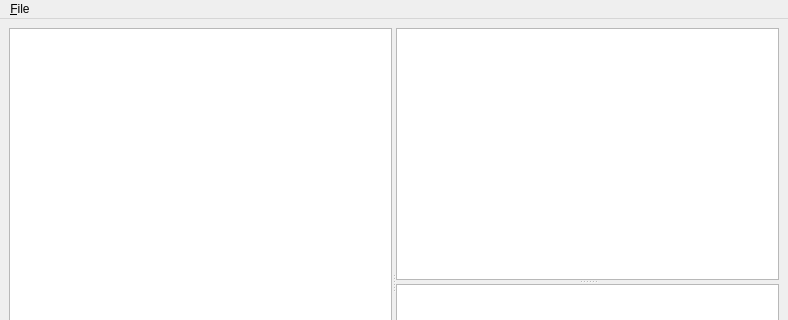
Old version of the form src/ui/main.ui in the repository wintergalt/canilla; both pictures show x 0 to 788 and y 0 to 320 of the 788 by 566 pixel window.
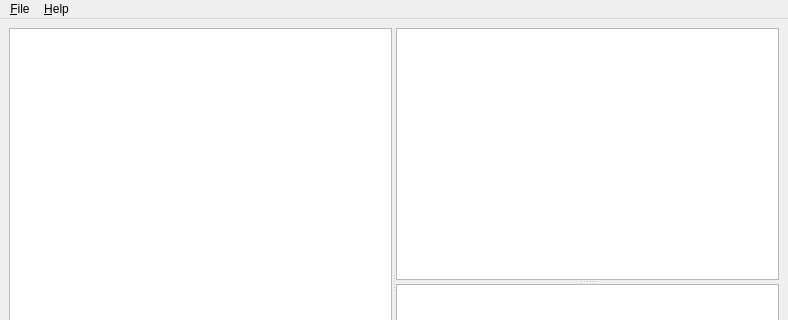
New version of the form.

Commit message: Expanded menu

Diff of the .ui file:
```diff
--- a/src/ui/main.ui
+++ b/src/ui/main.ui
@@ -53,7 +53,16 @@
     </property>
     <addaction name="actionE_xit"/>
    </widget>
+   <widget class="QMenu" name="menu_Help">
+    <property name="title">
+     <string>&amp;Help</string>
+    </property>
+    <addaction name="actionHelp"/>
+    <addaction name="separator"/>
+    <addaction name="actionAbout_canilla"/>
+   </widget>
    <addaction name="menu_File"/>
+   <addaction name="menu_Help"/>
   </widget>
   <widget class="QStatusBar" name="statusbar"/>
   <action name="actionE_xit">
```
Left out of the diff: 10 changed lines with no effect on the pictures. The commit also changes 1 other file.
